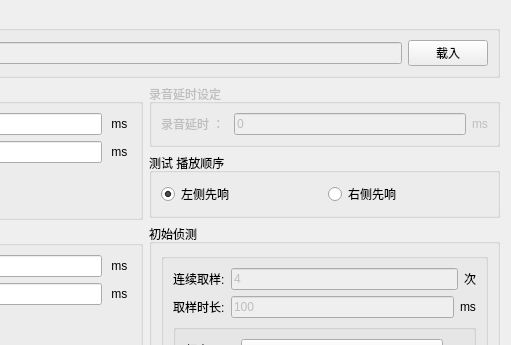
Old version of the form UI/Setup4AutoTest.ui in the repository YeeeeRQ/SpeakerTest; both pictures show x 220 to 731 and y 0 to 345 of the 731 by 526 pixel window.
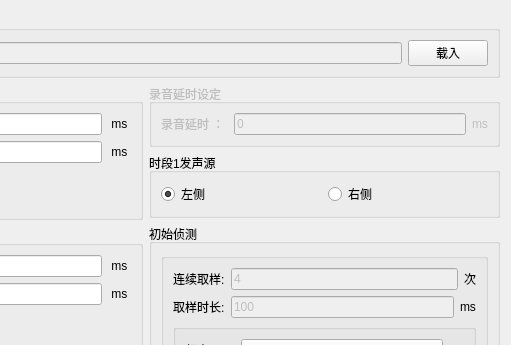
New version of the form.

The edit to the form file:
```diff
--- a/UI/Setup4AutoTest.ui
+++ b/UI/Setup4AutoTest.ui
@@ -547,7 +547,7 @@
             <bool>true</bool>
            </property>
            <property name="title">
-            <string>测试 播放顺序</string>
+            <string>时段1发声源</string>
            </property>
            <layout class="QVBoxLayout" name="verticalLayout">
             <item>
@@ -558,7 +558,7 @@
                  <bool>true</bool>
                 </property>
                 <property name="text">
-                 <string>左侧先响</string>
+                 <string>左侧</string>
                 </property>
                 <property name="checked">
                  <bool>true</bool>
@@ -568,7 +568,7 @@
               <item>
                <widget class="QRadioButton" name="radioButton_Right">
                 <property name="text">
-                 <string>右侧先响</string>
+                 <string>右侧</string>
                 </property>
                </widget>
               </item>
```
